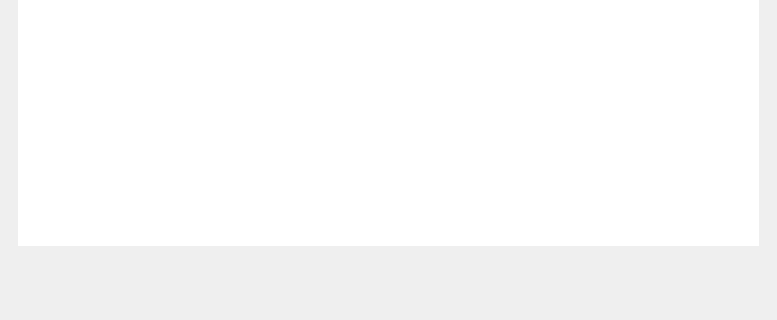
fnugrahendi/petuk.corp, file kasbank/ui_kasbank.ui: the form before one commit; both pictures show x 0 to 777 and y 264 to 584 of the 777 by 584 pixel window.
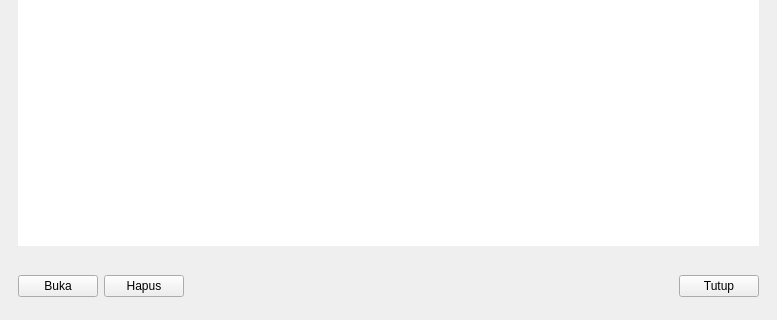
The form after the commit.

The edit to the form file:
```diff
--- a/kasbank/ui_kasbank.ui
+++ b/kasbank/ui_kasbank.ui
@@ -305,6 +305,42 @@
       <property name="frameShadow">
        <enum>QFrame::Raised</enum>
       </property>
+      <layout class="QHBoxLayout" name="horizontalLayout_2">
+       <item>
+        <widget class="QPushButton" name="tb_KasMasuk_Buka">
+         <property name="text">
+          <string>Buka</string>
+         </property>
+        </widget>
+       </item>
+       <item>
+        <widget class="QPushButton" name="tb_KasMasuk_Delete">
+         <property name="text">
+          <string>Hapus</string>
+         </property>
+        </widget>
+       </item>
+       <item>
+        <spacer name="somespaces_pyuic_will_just_ignore">
+         <property name="orientation">
+          <enum>Qt::Horizontal</enum>
+         </property>
+         <property name="sizeHint" stdset="0">
+          <size>
+           <width>495</width>
+           <height>20</height>
+          </size>
+         </property>
+        </spacer>
+       </item>
+       <item>
+        <widget class="QPushButton" name="tb_KasMasuk_Tutup">
+         <property name="text">
+          <string>Tutup</string>
+         </property>
+        </widget>
+       </item>
+      </layout>
      </widget>
     </item>
    </layout>
```
